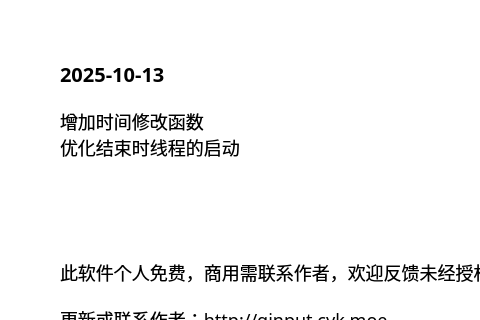
Qt form source/ui/AboutUi.ui (ChiyukiGana/Quickinput) before a commit; both pictures show x 0 to 480 and y 0 to 320 of the 640 by 440 pixel window.
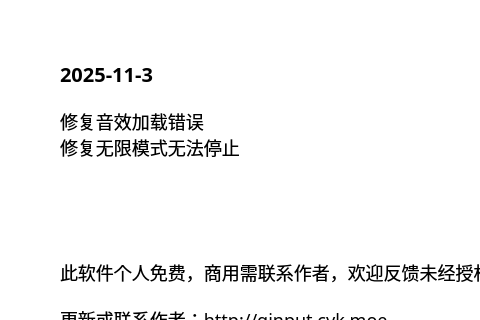
The same form after that commit.

```diff
--- a/source/ui/AboutUi.ui
+++ b/source/ui/AboutUi.ui
@@ -69,7 +69,7 @@
       <string notr="true">font-size:20px</string>
      </property>
      <property name="text">
-      <string>2025-10-13</string>
+      <string>2025-11-3</string>
      </property>
      <property name="textFormat">
       <enum>Qt::TextFormat::PlainText</enum>
@@ -85,8 +85,8 @@
       </sizepolicy>
      </property>
      <property name="text">
-      <string>增加时间修改函数
-优化结束时线程的启动</string>
+      <string>修复音效加载错误
+修复无限模式无法停止</string>
      </property>
      <property name="textFormat">
       <enum>Qt::TextFormat::PlainText</enum>
```
